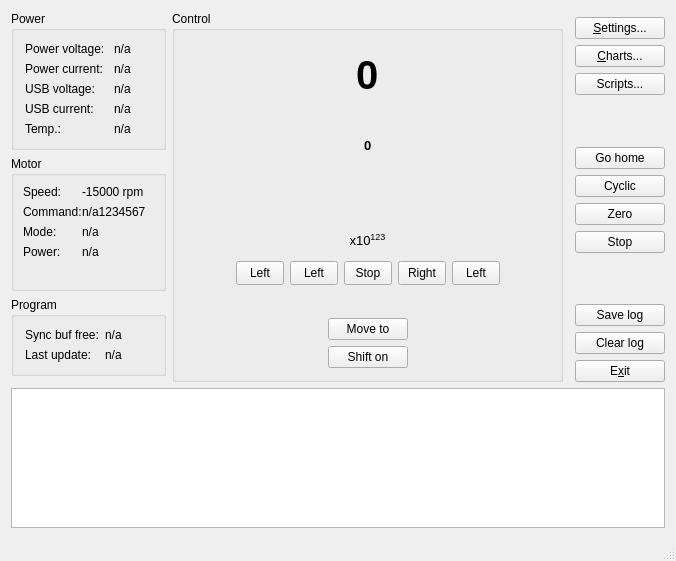
Qt form src/mainwindow.ui (EPC-MSU/XILab) before a commit.
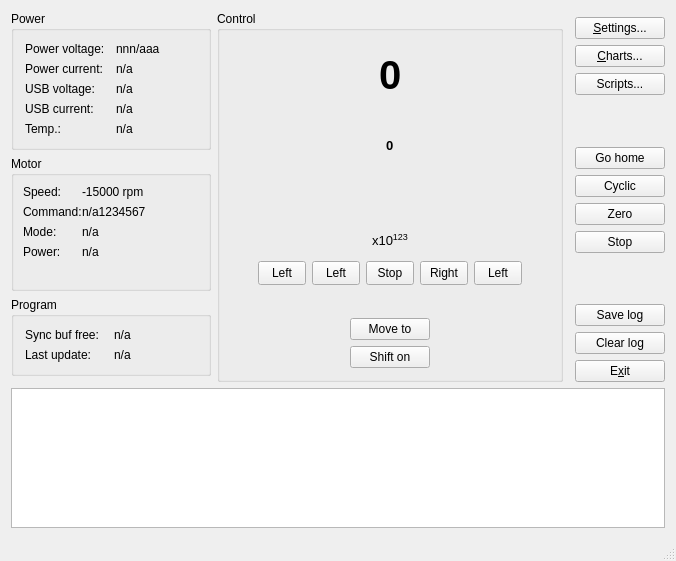
The same form after that commit. Icons and pictures are not drawn. Custom widgets are drawn as their Qt base class.

Commit message: Bug #41288 In AppImage 1.17.5, the "Control" and "Power" blocks are twitching".

Patch:
```diff
--- a/src/mainwindow.ui
+++ b/src/mainwindow.ui
@@ -49,6 +49,12 @@
        <layout class="QVBoxLayout" name="verticalLayout_2">
         <item>
          <widget class="QGroupBox" name="groupBox">
+          <property name="minimumSize">
+           <size>
+            <width>200</width>
+            <height>0</height>
+           </size>
+          </property>
           <property name="title">
            <string>Power</string>
           </property>
@@ -73,7 +79,7 @@
            <item row="0" column="1">
             <widget class="QLabel" name="pwrVoltageValue">
              <property name="text">
-              <string>n/a</string>
+              <string>nnn/aaa</string>
              </property>
             </widget>
            </item>
```
Left out of the diff: 22 changed lines with no effect on the pictures.
